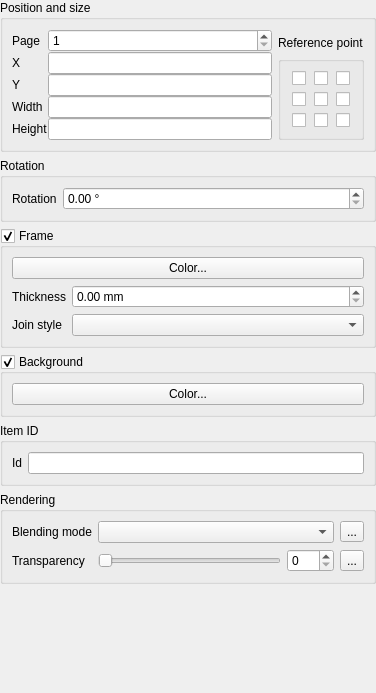
This is src/ui/qgscomposeritemwidgetbase.ui in qgis/QGIS as Qt 5 draws it before an edit. The edited form follows.
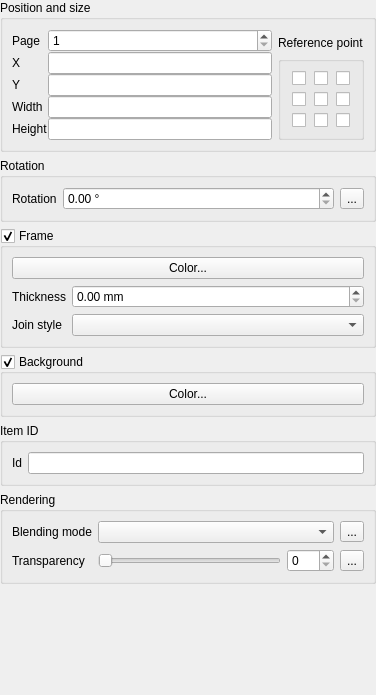
This is the edited form. Custom widgets are drawn as their Qt base class.

Commit message: [FEATURE][composer] Data defined item rotation. Funded by Canton of Neuchâtel, Switzerland

```diff
--- a/src/ui/qgscomposeritemwidgetbase.ui
+++ b/src/ui/qgscomposeritemwidgetbase.ui
@@ -7,7 +7,7 @@
     <x>0</x>
     <y>0</y>
     <width>376</width>
-    <height>693</height>
+    <height>695</height>
    </rect>
   </property>
   <property name="windowTitle">
@@ -251,6 +251,8 @@
        </widget>
       </item>
       <item row="0" column="1">
+       <layout class="QHBoxLayout" name="horizontalLayout_4">
+        <item>
        <widget class="QDoubleSpinBox" name="mItemRotationSpinBox">
         <property name="sizePolicy">
          <sizepolicy hsizetype="Preferred" vsizetype="Fixed">
@@ -265,6 +267,15 @@
          <double>360.000000000000000</double>
         </property>
        </widget>
+        </item>
+        <item>
+         <widget class="QgsDataDefinedButton" name="mItemRotationDDBtn">
+          <property name="text">
+           <string>...</string>
+          </property>
+         </widget>
+        </item>
+       </layout>
       </item>
      </layout>
     </widget>
```
Lines whose indentation alone changed are shown as unchanged. The commit also changes 6 other files.
